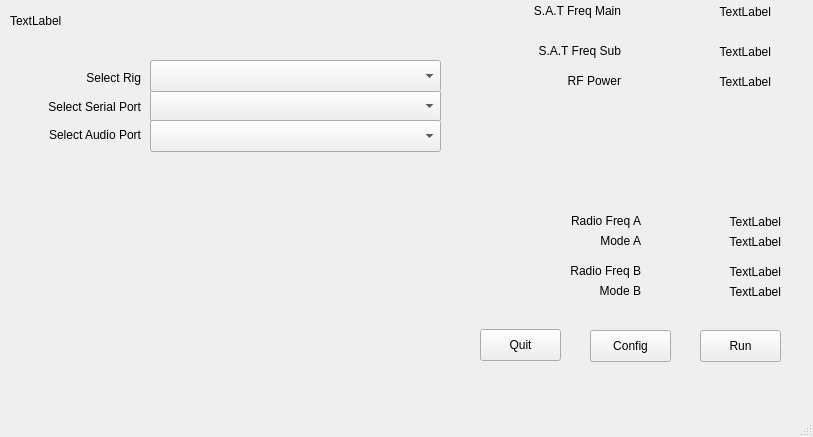
The window that mainwindow.ui (challinan/SAT-FT991-Proxy) describes before a commit, drawn with Qt 5.
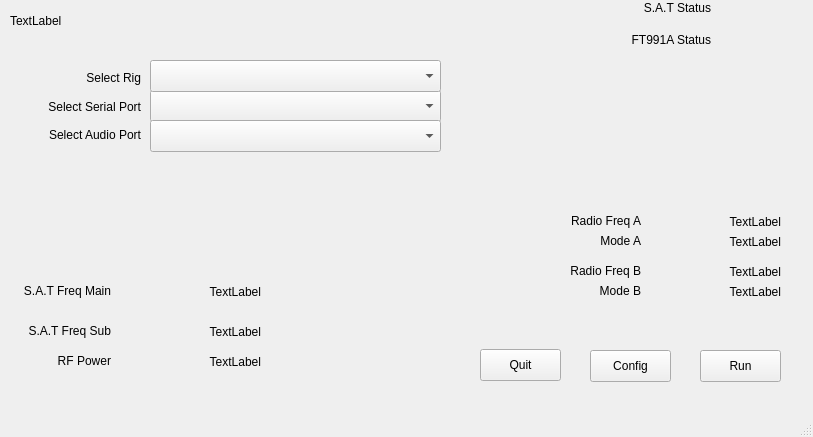
The same window after the commit. Custom widgets are drawn as their Qt base class.

Commit message: Added Status LEDs and fixed .gitignore

```diff
--- a/mainwindow.ui
+++ b/mainwindow.ui
@@ -109,7 +109,7 @@
     <property name="geometry">
      <rect>
       <x>480</x>
-      <y>329</y>
+      <y>349</y>
       <width>81</width>
       <height>32</height>
      </rect>
@@ -122,7 +122,7 @@
     <property name="geometry">
      <rect>
       <x>590</x>
-      <y>330</y>
+      <y>350</y>
       <width>81</width>
       <height>32</height>
      </rect>
@@ -135,7 +135,7 @@
     <property name="geometry">
      <rect>
       <x>700</x>
-      <y>330</y>
+      <y>350</y>
       <width>81</width>
       <height>32</height>
      </rect>
@@ -147,8 +147,8 @@
    <widget class="QLabel" name="freqLabelMain">
     <property name="geometry">
      <rect>
-      <x>520</x>
-      <y>0</y>
+      <x>10</x>
+      <y>280</y>
       <width>101</width>
       <height>21</height>
      </rect>
@@ -163,8 +163,8 @@
    <widget class="QLabel" name="freqLabelSub">
     <property name="geometry">
      <rect>
-      <x>520</x>
-      <y>40</y>
+      <x>10</x>
+      <y>320</y>
       <width>101</width>
       <height>21</height>
      </rect>
@@ -179,8 +179,8 @@
    <widget class="QLabel" name="lcdFrequencyMain">
     <property name="geometry">
      <rect>
-      <x>650</x>
-      <y>0</y>
+      <x>140</x>
+      <y>280</y>
       <width>121</width>
       <height>24</height>
      </rect>
@@ -195,8 +195,8 @@
    <widget class="QLabel" name="lcdFrequencySub">
     <property name="geometry">
      <rect>
-      <x>650</x>
-      <y>40</y>
+      <x>140</x>
+      <y>320</y>
       <width>121</width>
       <height>24</height>
      </rect>
@@ -211,8 +211,8 @@
    <widget class="QLabel" name="rfPower_label">
     <property name="geometry">
      <rect>
-      <x>520</x>
-      <y>70</y>
+      <x>10</x>
+      <y>350</y>
       <width>101</width>
       <height>21</height>
      </rect>
@@ -227,8 +227,8 @@
    <widget class="QLabel" name="labelPower">
     <property name="geometry">
      <rect>
-      <x>650</x>
-      <y>70</y>
+      <x>140</x>
+      <y>350</y>
       <width>121</width>
       <height>24</height>
      </rect>
@@ -368,6 +368,68 @@
      <set>Qt::AlignmentFlag::AlignRight|Qt::AlignmentFlag::AlignTrailing|Qt::AlignmentFlag::AlignVCenter</set>
     </property>
    </widget>
+   <widget class="QLabel" name="labelSAT_Status">
+    <property name="geometry">
+     <rect>
+      <x>630</x>
+      <y>0</y>
+      <width>81</width>
+      <height>16</height>
+     </rect>
+    </property>
+    <property name="text">
+     <string>S.A.T Status</string>
+    </property>
+    <property name="alignment">
+     <set>Qt::AlignmentFlag::AlignRight|Qt::AlignmentFlag::AlignTrailing|Qt::AlignmentFlag::AlignVCenter</set>
+    </property>
+   </widget>
+   <widget class="QLabel" name="labelFT991_Status">
+    <property name="geometry">
+     <rect>
+      <x>610</x>
+      <y>30</y>
+      <width>101</width>
+      <height>20</height>
+     </rect>
+    </property>
+    <property name="text">
+     <string>FT991A Status</string>
+    </property>
+    <property name="alignment">
+     <set>Qt::AlignmentFlag::AlignRight|Qt::AlignmentFlag::AlignTrailing|Qt::AlignmentFlag::AlignVCenter</set>
+    </property>
+   </widget>
+   <widget class="LedWidget" name="ledSAT_ready" native="true">
+    <property name="geometry">
+     <rect>
+      <x>730</x>
+      <y>0</y>
+      <width>21</width>
+      <height>21</height>
+     </rect>
+    </property>
+    <property name="ledColor" stdset="0">
+     <color>
+      <red>209</red>
+      <green>209</green>
+      <blue>209</blue>
+     </color>
+    </property>
+    <property name="isOn" stdset="0">
+     <bool>true</bool>
+    </property>
+   </widget>
+   <widget class="LedWidget" name="ledFT991A_ready" native="true">
+    <property name="geometry">
+     <rect>
+      <x>730</x>
+      <y>30</y>
+      <width>21</width>
+      <height>21</height>
+     </rect>
+    </property>
+   </widget>
   </widget>
   <widget class="QMenuBar" name="menubar">
    <property name="geometry">
@@ -381,6 +443,14 @@
   </widget>
   <widget class="QStatusBar" name="statusbar"/>
  </widget>
+ <customwidgets>
+  <customwidget>
+   <class>LedWidget</class>
+   <extends>QWidget</extends>
+   <header>ledwidget.h</header>
+   <container>1</container>
+  </customwidget>
+ </customwidgets>
  <resources/>
  <connections/>
 </ui>
```
The commit also changes 7 other files.
